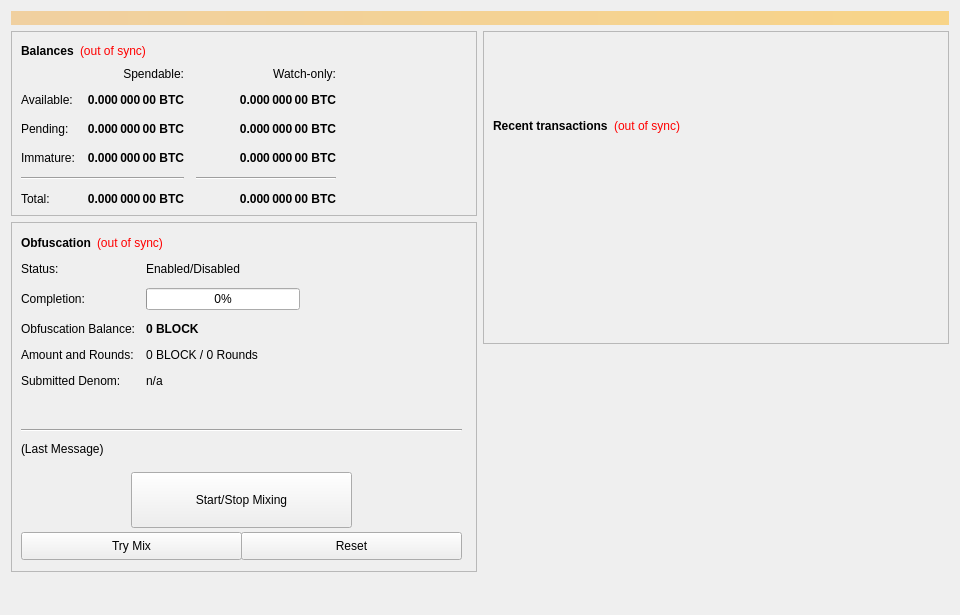
Qt form src/qt/forms/overviewpage.ui (blocknetdx/blocknet) before a commit.
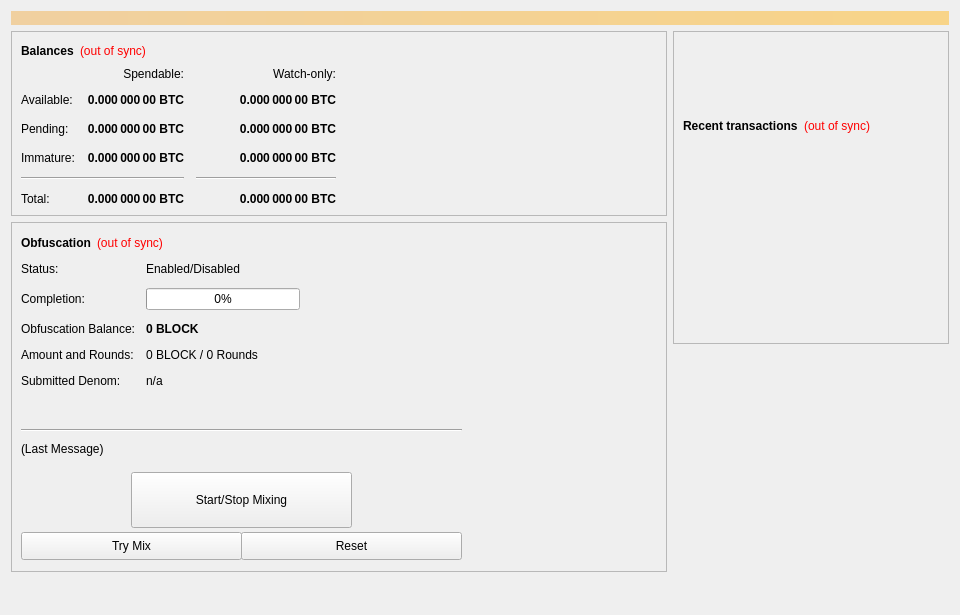
The same form after that commit.

Commit message: Color Theme Upgrade: This checkin takes care of the recent transactions list, the banner vertical size issue, and some more dialog box color changes too. Not done yet but closer.

Diff of the .ui file:
```diff
--- a/src/qt/forms/overviewpage.ui
+++ b/src/qt/forms/overviewpage.ui
@@ -1134,6 +1134,12 @@
       <layout class="QVBoxLayout" name="verticalLayout_3">
        <item>
         <widget class="QFrame" name="frame_2">
+         <property name="sizePolicy">
+          <sizepolicy hsizetype="Fixed" vsizetype="Fixed">
+           <horstretch>0</horstretch>
+           <verstretch>0</verstretch>
+          </sizepolicy>
+         </property>
          <property name="frameShape">
           <enum>QFrame::StyledPanel</enum>
          </property>
```
The commit also changes 2 other files.
